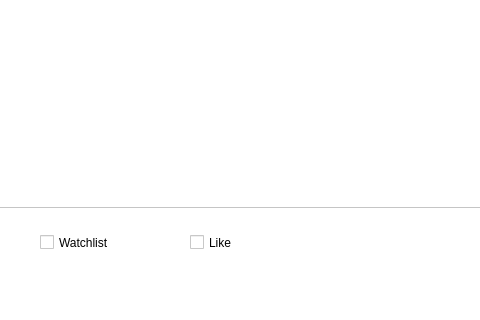
This is QTInterface/QTInterface/QTInterface.ui in AlexN287/MovieRecommendationPlatform as Qt 5 draws it before an edit; both pictures show x 120 to 600 and y 133 to 453 of the 733 by 453 pixel window. The edited form follows.
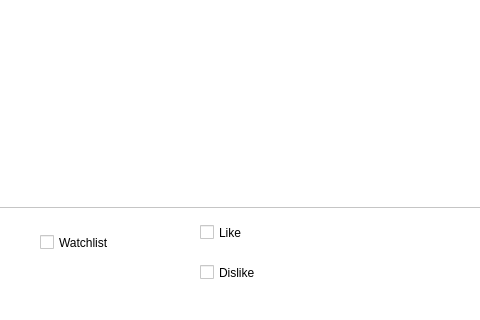
This is the edited form. The open tabs and pages were chosen to show the change.

Commit message: Added a dislike button to movie page and made the mutually exclusive

Patch:
```diff
--- a/QTInterface/QTInterface/QTInterface.ui
+++ b/QTInterface/QTInterface/QTInterface.ui
@@ -941,8 +941,8 @@
      <widget class="QCheckBox" name="checkBox_3">
       <property name="geometry">
        <rect>
-        <x>310</x>
-        <y>360</y>
+        <x>320</x>
+        <y>350</y>
         <width>91</width>
         <height>31</height>
        </rect>
@@ -951,6 +951,19 @@
        <string>Like</string>
       </property>
      </widget>
+     <widget class="QCheckBox" name="checkBox_dislike">
+      <property name="geometry">
+       <rect>
+        <x>320</x>
+        <y>390</y>
+        <width>91</width>
+        <height>31</height>
+       </rect>
+      </property>
+      <property name="text">
+       <string>Dislike</string>
+      </property>
+     </widget>
     </widget>
     <widget class="QWidget" name="page_profile">
      <property name="layoutDirection">
```
Left out of the diff: 8 changed lines with no effect on the pictures. The commit also changes 2 other files.
